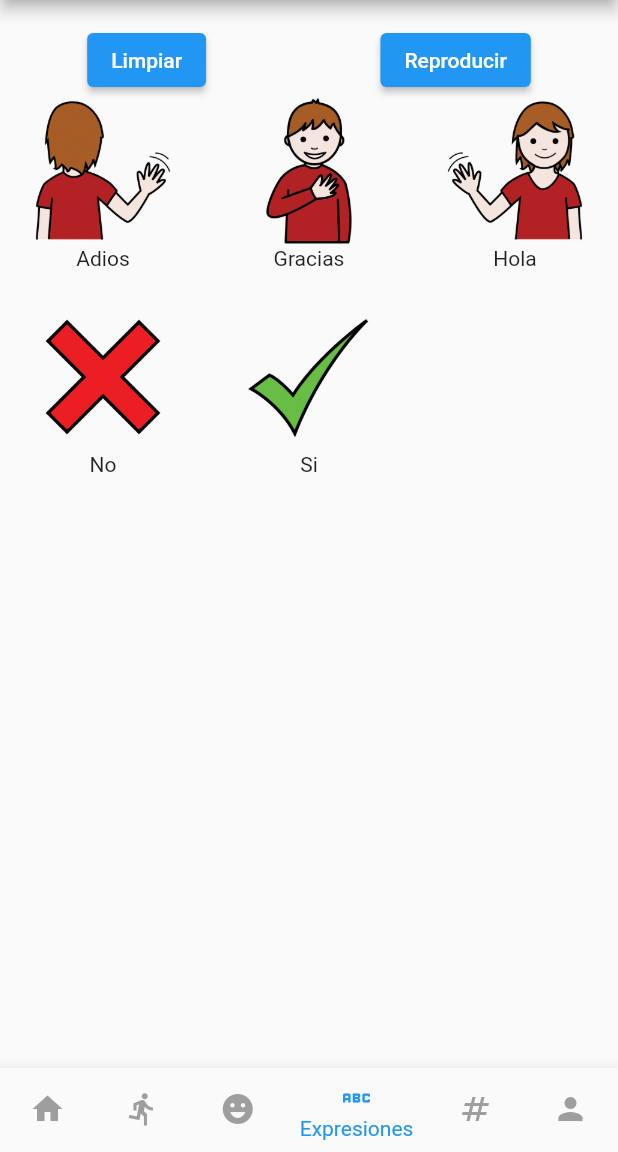
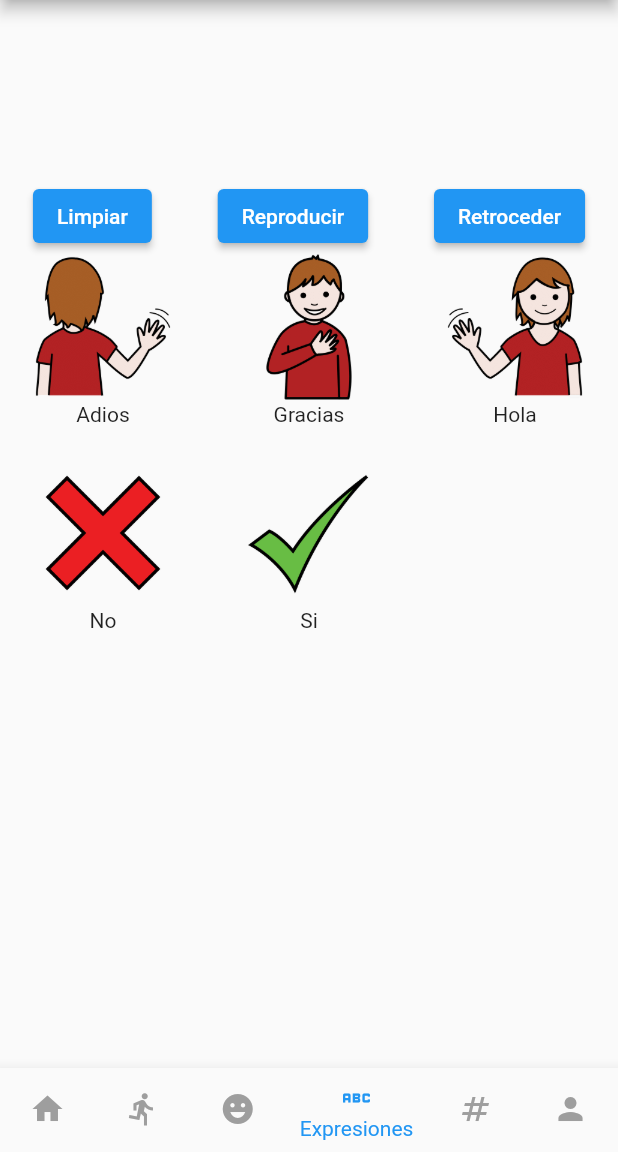
Before and after one commit to uMindPF/AppFlutter, a Flutter app: the screen it shows after launch, item 4 of the bottom bar chosen, on a phone screen of 412 x 824 dp, the part 84-1236 px from its top. Run offline on Flutter 3.47's test engine with Material 2 defaults, Android fonts, the phone set to English and light mode, and no system bars; our stand-ins replace flutter_tts.

Commit message:
Retroceder

```diff
--- a/lib/Pictogramas.dart
+++ b/lib/Pictogramas.dart
@@ -30,11 +30,19 @@ class PictogramasPage extends State<Pictogramas> {
         child: Column(
           mainAxisAlignment: MainAxisAlignment.center,
           children: <Widget>[
-            Row(
-              mainAxisAlignment: MainAxisAlignment.center,
-              children: FrasePictogramas.getImages(),
+            Container(
+              constraints: BoxConstraints(minHeight: 100),
+              child: Row(
+                mainAxisAlignment: MainAxisAlignment.center,
+                children: FrasePictogramas.getImages(),
+              ),
             ),
-            Text(FrasePictogramas.getFrase()),
+            ConstrainedBox(
+              constraints: BoxConstraints(minHeight: 20),
+              child: Text(
+                FrasePictogramas.getFrase(),
+              ),
+            ),
             Row(
               mainAxisAlignment: MainAxisAlignment.spaceAround,
               children: [
@@ -56,6 +64,13 @@ class PictogramasPage extends State<Pictogramas> {
                   },
                   child: const Text('Reproducir'),
                 ),
+                ElevatedButton(
+                    onPressed: () {
+                      setState(() {
+                        FrasePictogramas.retroceder();
+                      });
+                    },
+                    child: const Text('Retroceder')),
               ],
             ),
             Expanded(
```
Also changed, not shown: lib/FrsePictogramas.dart (+10 -1 lines).
